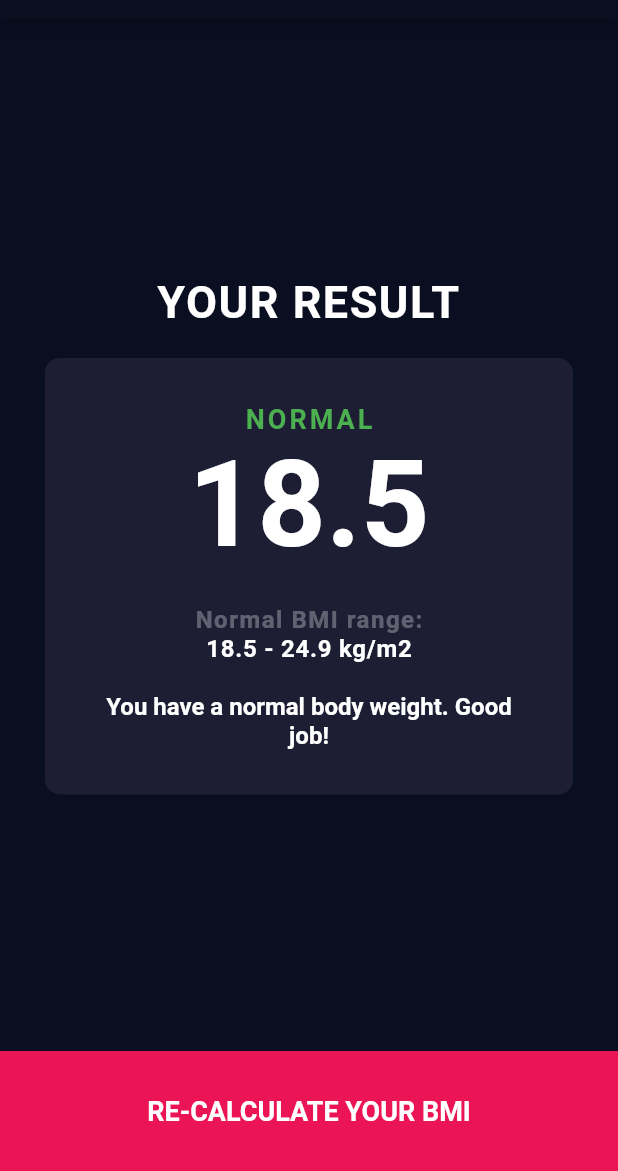
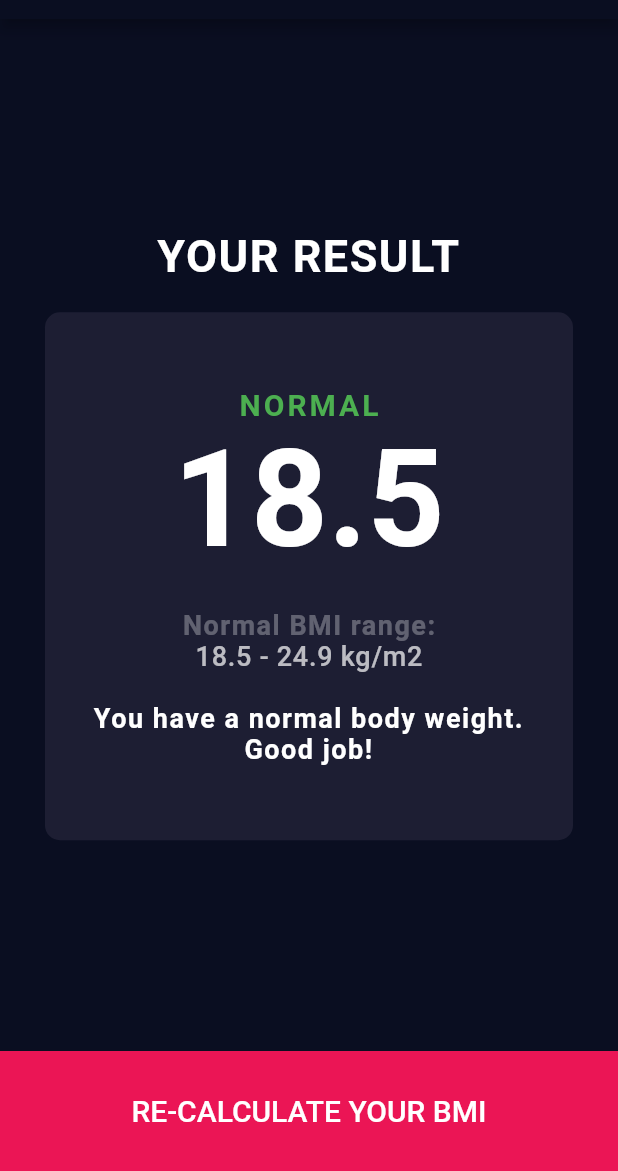
Before and after one commit to sussananukem/bmi_calculator, a Flutter app: the ResultPage screen opened by its route, on a phone screen of 412 x 824 dp, the part 65-1236 px from its top. Run offline on Flutter 3.47's test engine with Material 2 defaults, Android fonts, the phone set to English and light mode, and no system bars; our stand-ins replace device_preview, font_awesome_flutter.

Commit message:
Touched up a bit!

```diff
--- a/lib/constants.dart
+++ b/lib/constants.dart
@@ -6,11 +6,7 @@ const kNumberStyle = TextStyle(
   color: Colors.white,
   fontWeight: FontWeight.w900,
 );
-const kCalcButtonTextStyle = TextStyle(
-  fontSize: 18.0,
-  color: Colors.white,
-  fontWeight: FontWeight.bold,
-);
+
 const kResultHeaderStyle = TextStyle(
   fontSize: 30.0,
   color: Colors.white,
@@ -43,6 +39,11 @@ const String kAgeCardLabel = 'AGE';
 //CALCULATE BMI
 const String kCalcButtonText = 'CALCULATE YOUR BMI';
 const String kReCalcButtonText = 'RE-CALCULATE YOUR BMI';
+const kCalcButtonTextStyle = TextStyle(
+  fontSize: 20.0,
+  color: Colors.white,
+  fontWeight: FontWeight.w500,
+);
 
 //RESULT PAGE
 const String kResultHeaderText = 'YOUR RESULT';
@@ -52,27 +53,31 @@ const kStatusLabelTextStyle = TextStyle(
   color: Colors.green,
   fontWeight: FontWeight.bold,
   letterSpacing: 2.0,
-  fontSize: 18.0,
+  fontSize: 20.0,
 );
  const kBmiValue = TextStyle(
    fontWeight: FontWeight.w700,
-   fontSize: 80,
+   fontSize: 90,
  );
 
  const kBmiRange = TextStyle(
    color: Colors.white30,
    fontWeight: FontWeight.bold,
    letterSpacing: 1.0,
-   fontSize: 16.0,
+   fontSize: 18.0,
  );
 
  const kRangeValue = TextStyle(
-   fontWeight: FontWeight.bold,
+   fontWeight: FontWeight.w500,
    letterSpacing: 0.5,
-   fontSize: 16.0,
+   fontSize: 18.0,
+   color: Colors.white70,
+
  );
 
  const kCommentOnBmi = TextStyle(
    fontWeight: FontWeight.bold,
-   fontSize: 16.0,
+   fontSize: 18.0,
+   color: Colors.white,
+   letterSpacing: 1,
  );
--- a/lib/functionality/calculator_brain.dart
+++ b/lib/functionality/calculator_brain.dart
@@ -61,9 +61,9 @@ class CalculatorBrain {
     } else if (_bmi <= 24.9) {
       return 'You have a normal body weight. Good job!';
     } else if (_bmi <= 29.9) {
-      return 'You are overweight. Keep pushing!';
+      return 'You are overweight. Exercise More!';
     } else {
-      return 'You are obese. Don\'t give up!';
+      return 'You are obese. Diet & Exercise More!';
     }
   }
 }
--- a/lib/pages/result_page.dart
+++ b/lib/pages/result_page.dart
@@ -52,7 +52,8 @@ class _ResultPageState extends State<ResultPage> {
                 padding: const EdgeInsets.symmetric(horizontal: 20.0, vertical:
                 10.0),
                 child: ReusableCard(
-                  myPadding: const EdgeInsets.all(30.0),
+                  myPadding: const EdgeInsets.symmetric(horizontal: 30.0,
+                      vertical: 50.0),
                   myColor: kActiveCardColor,
                   cardChild:  ResultCardContent(
                     statusLabelText: calc.getStatusLabelText(),
```
Also changed, not shown: 11 other files.
